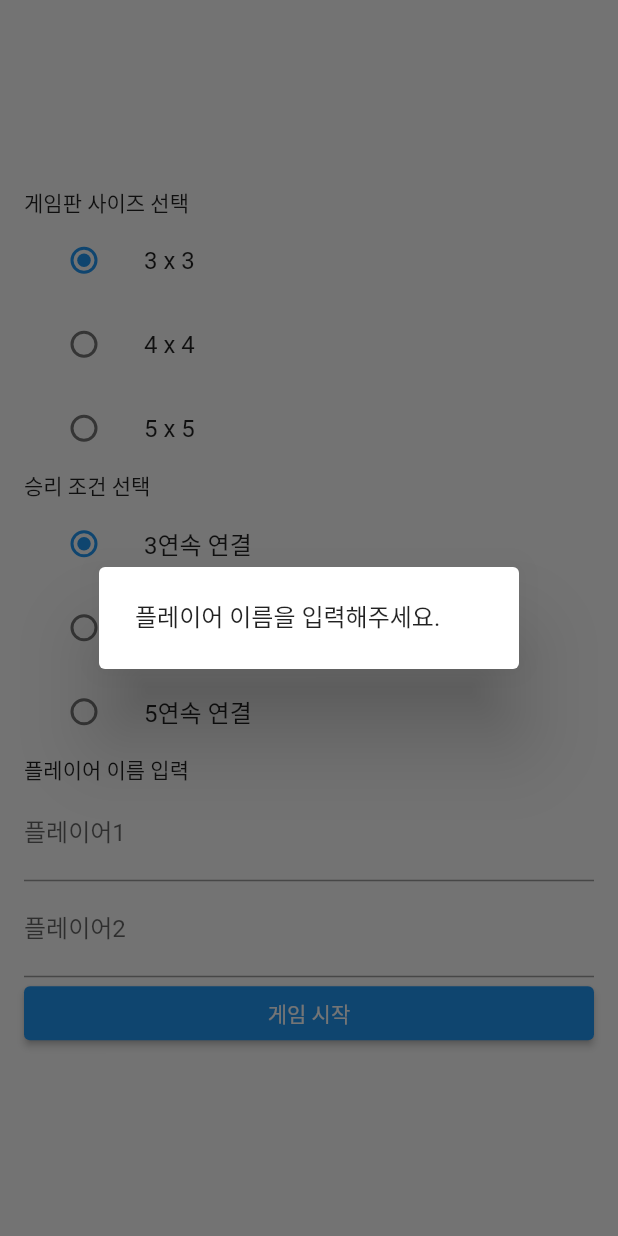
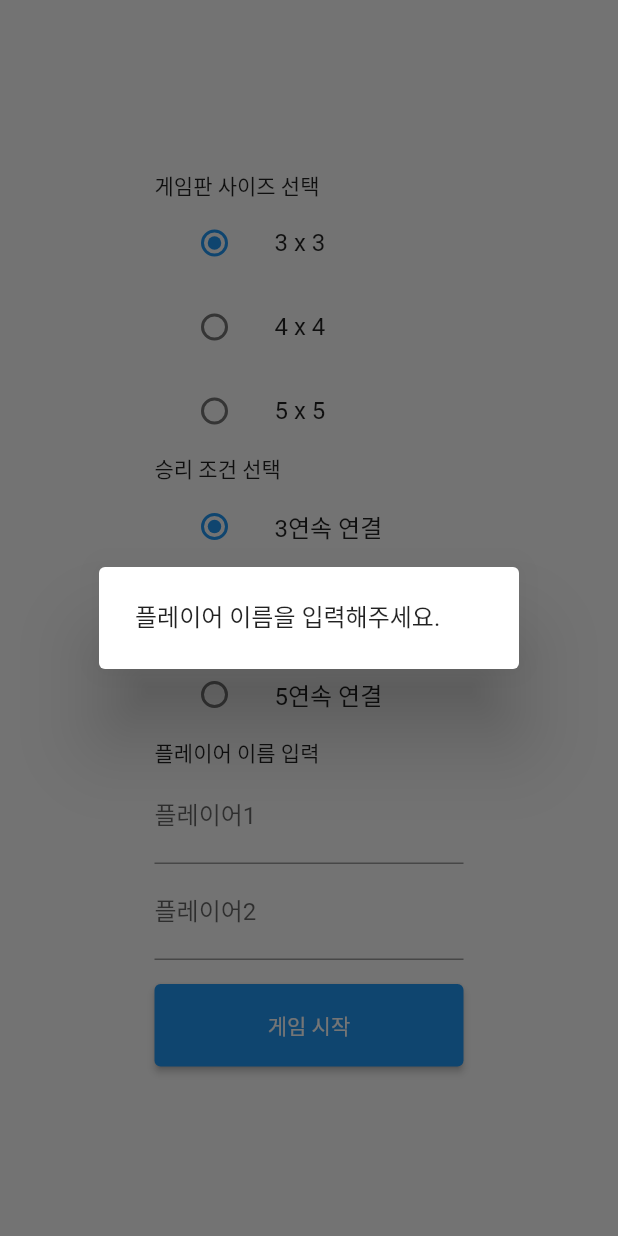
Before and after one commit to HwangSooHyeon/flutter_directional_test, a Flutter app: the GameSettingScreen screen opened directly with empty values, after a tap on "게임 시작", on a phone screen of 412 x 824 dp. Run offline on Flutter 3.47's test engine with Material 2 defaults, Android fonts, the phone set to English and light mode, and no system bars.

Commit message:
refactor(game_setting_screen): 전체 코드 리팩터링

```diff
--- a/lib/screen/game_setting_screen.dart
+++ b/lib/screen/game_setting_screen.dart
@@ -1,9 +1,12 @@
 import 'dart:math';
 
 import 'package:flutter/material.dart';
+import 'package:flutter_directional_test/component/custom_radio_button.dart';
+import 'package:flutter_directional_test/component/custom_text_field.dart';
 import 'package:flutter_directional_test/model/game_board.dart';
 import 'package:flutter_directional_test/model/player.dart';
 import 'package:flutter_directional_test/screen/game_screen.dart';
+import 'package:flutter_directional_test/util/functions.dart';
 
 class GameSettingScreen extends StatefulWidget {
   final List<GameBoard> saves;
@@ -27,196 +30,116 @@ class _GameSettingScreenState extends State<GameSettingScreen> {
   Widget build(BuildContext context) {
     return Scaffold(
       body: Container(
-        padding: EdgeInsets.symmetric(horizontal: 16.0),
+        padding: EdgeInsets.symmetric(
+          horizontal: MediaQuery.of(context).size.width / 4,
+        ),
         child: Column(
           mainAxisAlignment: MainAxisAlignment.center,
           crossAxisAlignment: CrossAxisAlignment.stretch,
           children: [
-            Text('게임판 사이즈 선택'),
-            ListTile(
-              title: Text('3 x 3'),
-              leading: Radio<int>(
+            const Text('게임판 사이즈 선택'),
+            CustomRadioButton(
+              label: '3 x 3',
               value: 3,
               groupValue: _size,
               onChanged: (value) {
-                  if (_winningCondition! > value!) {
-                    setState(() {
-                      _winningCondition = value;
-                    });
-                  }
-                  setState(() {
-                    _size = value;
-                  });
+                _sizeValidation(value);
+                _setSize(value);
               },
             ),
-            ),
-            ListTile(
-              title: Text('4 x 4'),
-              leading: Radio<int>(
+            CustomRadioButton(
+              label: '4 x 4',
               value: 4,
               groupValue: _size,
               onChanged: (value) {
-                  if (_winningCondition! > value!) {
-                    setState(() {
-                      _winningCondition = value;
-                    });
-                  }
-                  setState(() {
-                    _size = value;
-                  });
+                _sizeValidation(value);
+                _setSize(value);
               },
             ),
-            ),
-            ListTile(
-              title: Text('5 x 5'),
-              leading: Radio<int>(
+            CustomRadioButton(
+              label: '5 x 5',
               value: 5,
               groupValue: _size,
               onChanged: (value) {
-                  setState(() {
-                    _size = value;
-                  });
+                _setSize(value);
               },
             ),
-            ),
-            Text('승리 조건 선택'),
-            ListTile(
-              title: Text('3연속 연결'),
-              leading: Radio<int>(
+            const Text('승리 조건 선택'),
+            CustomRadioButton(
+              label: '3연속 연결',
               value: 3,
               groupValue: _winningCondition,
               onChanged: (value) {
-                  setState(() {
-                    _winningCondition = value;
-                  });
+                _setWinningCondition(value);
               },
             ),
-            ),
-            ListTile(
-              title: Text('4연속 연결'),
-              leading: Radio<int>(
+            CustomRadioButton(
+              label: '4연속 연결',
               value: 4,
               groupValue: _winningCondition,
               onChanged: (value) {
                 if (_size! < 4) {
-                    showDialog(
-                      context: context,
-                      barrierDismissible: true,
-                      builder: (context) {
-                        return AlertDialog(
-                          content: Text('연결 횟수는 크기보다 클 수 없습니다.'),
-                        );
-                      },
-                    );
+                  showSimpleAlertDialog(context, '연결 횟수는 크기보다 클 수 없습니다.');
+                  return;
                 }
-                  if (_size! >= 4) {
-                    setState(() {
-                      _winningCondition = value;
-                    });
-                  }
+                _setWinningCondition(value);
               },
             ),
-            ),
-            ListTile(
-              title: Text('5연속 연결'),
-              leading: Radio<int>(
+            CustomRadioButton(
+              label: '5연속 연결',
               value: 5,
               groupValue: _winningCondition,
               onChanged: (value) {
                 if (_size! < 5) {
-                    showDialog(
-                      context: context,
-                      barrierDismissible: true,
-                      builder: (context) {
-                        return AlertDialog(
-                          content: Text('연결 횟수는 크기보다 클 수 없습니다.'),
-                        );
-                      },
-                    );
+                  showSimpleAlertDialog(context, '연결 횟수는 크기보다 클 수 없습니다.');
+                  return;
                 }
-                  if (_size! >= 5) {
-                    setState(() {
-                      _winningCondition = value;
-                    });
-                  }
+                _setWinningCondition(value);
               },
             ),
-            ),
-            Text('플레이어 이름 입력'),
-            TextField(
+            const Text('플레이어 이름 입력'),
+            CustomTextField(
+              label: '플레이어1',
+              hint: '플레이어 이름을 입력하세요.',
               onChanged: (value) {
                 _playerName1 = value;
               },
-              keyboardType: TextInputType.multiline,
-              decoration: InputDecoration(
-                label: Text('플레이어1'),
-                hintText: '플레이어 이름을 입력하세요.',
             ),
-            ),
-            TextField(
+            CustomTextField(
+              label: '플레이어2',
+              hint: '플레이어 이름을 입력하세요.',
               onChanged: (value) {
                 _playerName2 = value;
               },
-              keyboardType: TextInputType.multiline,
-              decoration: InputDecoration(
-                label: Text('플레이어2'),
-                hintText: '플레이어 이름을 입력하세요.',
             ),
-            ),
+            const SizedBox(height: 16.0),
             ElevatedButton(
               onPressed: () {
                 if (_playerName1 == '' || _playerName2 == '') {
-                  showDialog(
-                    context: context,
-                    barrierDismissible: true,
-                    builder: (context) {
-                      return AlertDialog(
-                        content: Text(
-                          '플레이어 이름을 입력해주세요.',
-                        ),
-                      );
-                    },
-                  );
-                } else if (_playerName1.compareTo(_playerName2) == 0) {
-                  showDialog(
-                    context: context,
-                    barrierDismissible: true,
-                    builder: (context) {
-                      return AlertDialog(
-                        content: Text(
-                          '플레이어 이름은 같을 수 없습니다.',
-                        ),
-                      );
-                    },
-                  );
-                } else {
-                  GameBoard gameBoard = GameBoard(
-                      size: _size!, winningCondition: _winningCondition!);
+                  showSimpleAlertDialog(context, '플레이어 이름을 입력해주세요.');
+                  return;
+                }
+                if (_playerName1.compareTo(_playerName2) == 0) {
+                  showSimpleAlertDialog(context, '플레이어 이름은 같을 수 없습니다.');
+                  return;
+                }
                 bool randomFlag = Random().nextBool();
-                  Player player1 = Player(
-                    name: _playerName1,
-                    isTurn: randomFlag,
-                    iconData: randomFlag ? Icons.circle_outlined : Icons.close,
-                  );
-                  Player player2 = Player(
-                    name: _playerName2,
-                    isTurn: !randomFlag,
-                    iconData: !randomFlag ? Icons.circle_outlined : Icons.close,
-                  );
                 Navigator.push(
                   context,
                   MaterialPageRoute(
                     builder: (_) => GameScreen(
-                        gameBoard: gameBoard,
-                        player1: player1,
-                        player2: player2,
+                      gameBoard: _createGameBoard(),
+                      player1: _createPlayer(_playerName1, randomFlag),
+                      player2: _createPlayer(_playerName2, !randomFlag),
                       saves: widget.saves,
                     ),
                   ),
                 );
-                }
               },
-              child: Text(
+              style: ElevatedButton.styleFrom(
+                minimumSize: const Size.fromHeight(55),
+              ),
+              child: const Text(
                 '게임 시작',
               ),
             ),
@@ -225,4 +148,39 @@ class _GameSettingScreenState extends State<GameSettingScreen> {
       ),
     );
   }
+
+  GameBoard _createGameBoard() {
+    return GameBoard(
+      size: _size!,
+      winningCondition: _winningCondition!,
+    );
   }
+
+  Player _createPlayer(String playerName, bool randomFlag) {
+    return Player(
+      name: playerName,
+      isTurn: randomFlag,
+      iconData: randomFlag ? Icons.circle_outlined : Icons.close,
+    );
+  }
+
+  void _sizeValidation(int? value) {
+    if (_winningCondition! > value!) {
+      setState(() {
+        _winningCondition = value;
+      });
+    }
+  }
+
+  void _setSize(int? value) {
+    setState(() {
+      _size = value;
+    });
+  }
+
+  void _setWinningCondition(int? value) {
+    setState(() {
+      _winningCondition = value;
+    });
+  }
+}
```
Lines whose indentation alone changed are shown as unchanged.
